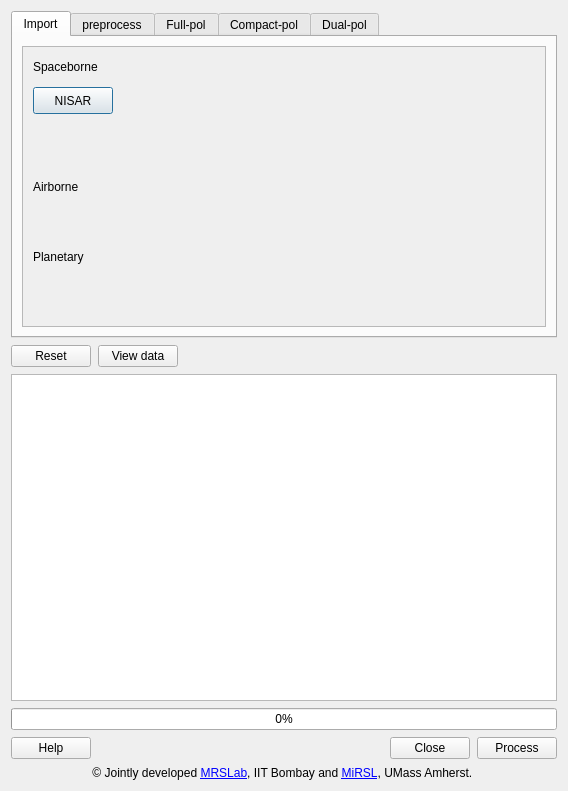
Old version of the form mainWindow.ui in the repository polsartools/PolSARtools-QGIS.
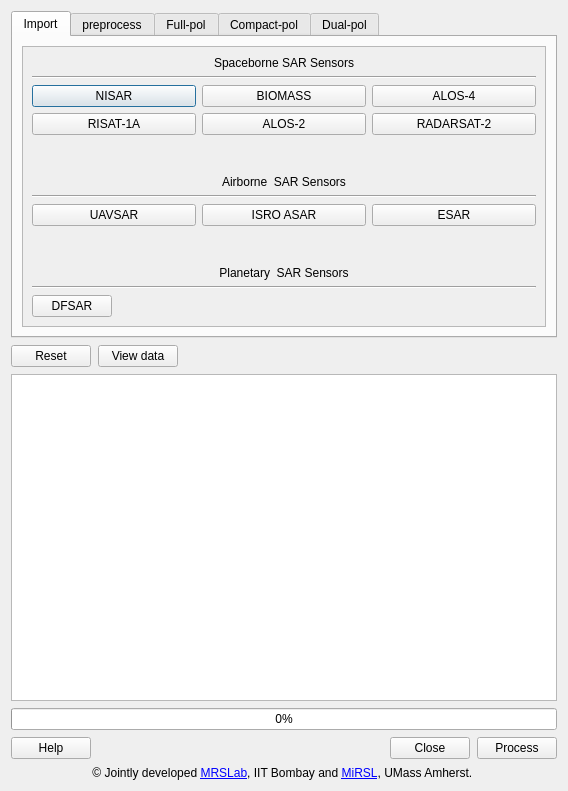
New version of the form. The open tabs and pages were chosen to show the change. Icons and pictures are not drawn.

Commit message: import NISAR update

What changed in the file:
```diff
--- a/mainWindow.ui
+++ b/mainWindow.ui
@@ -93,15 +93,33 @@
                 <height>300</height>
                </rect>
               </property>
+              <layout class="QVBoxLayout" name="verticalLayout_4">
+               <item>
+                <widget class="QLabel" name="label_15">
+                 <property name="font">
+                  <font>
+                   <family>Arial</family>
+                  </font>
+                 </property>
+                 <property name="text">
+                  <string>Spaceborne SAR Sensors</string>
+                 </property>
+                 <property name="alignment">
+                  <set>Qt::AlignCenter</set>
+                 </property>
+                </widget>
+               </item>
+               <item>
+                <widget class="Line" name="line">
+                 <property name="orientation">
+                  <enum>Qt::Horizontal</enum>
+                 </property>
+                </widget>
+               </item>
+               <item>
+                <layout class="QHBoxLayout" name="horizontalLayout_13">
+                 <item>
               <widget class="QPushButton" name="nisar_import">
-               <property name="geometry">
-                <rect>
-                 <x>10</x>
-                 <y>40</y>
-                 <width>80</width>
-                 <height>27</height>
-                </rect>
-               </property>
                <property name="sizePolicy">
                 <sizepolicy hsizetype="Minimum" vsizetype="Minimum">
                  <horstretch>0</horstretch>
@@ -117,14 +135,32 @@
                 <string>NISAR</string>
                </property>
               </widget>
-              <widget class="QLabel" name="label_15">
-               <property name="geometry">
-                <rect>
-                 <x>10</x>
-                 <y>10</y>
-                 <width>91</width>
-                 <height>19</height>
-                </rect>
+                 </item>
+                 <item>
+                  <widget class="QPushButton" name="pushButton">
+                   <property name="text">
+                    <string>BIOMASS</string>
+                   </property>
+                  </widget>
+                 </item>
+                 <item>
+                  <widget class="QPushButton" name="pushButton_2">
+                   <property name="text">
+                    <string>ALOS-4</string>
+                   </property>
+                  </widget>
+                 </item>
+                </layout>
+               </item>
+               <item>
+                <layout class="QHBoxLayout" name="horizontalLayout_20">
+                 <item>
+                  <widget class="QPushButton" name="nisar_import_6">
+                   <property name="sizePolicy">
+                    <sizepolicy hsizetype="Minimum" vsizetype="Minimum">
+                     <horstretch>0</horstretch>
+                     <verstretch>0</verstretch>
+                    </sizepolicy>
                </property>
                <property name="font">
                 <font>
@@ -132,45 +168,193 @@
                 </font>
                </property>
                <property name="text">
-                <string>Spaceborne</string>
-               </property>
-              </widget>
+                    <string>RISAT-1A</string>
+                   </property>
+                  </widget>
+                 </item>
+                 <item>
+                  <widget class="QPushButton" name="pushButton_3">
+                   <property name="text">
+                    <string>ALOS-2</string>
+                   </property>
+                  </widget>
+                 </item>
+                 <item>
+                  <widget class="QPushButton" name="pushButton_4">
+                   <property name="text">
+                    <string>RADARSAT-2</string>
+                   </property>
+                  </widget>
+                 </item>
+                </layout>
+               </item>
+               <item>
+                <spacer name="verticalSpacer">
+                 <property name="orientation">
+                  <enum>Qt::Vertical</enum>
+                 </property>
+                 <property name="sizeHint" stdset="0">
+                  <size>
+                   <width>20</width>
+                   <height>18</height>
+                  </size>
+                 </property>
+                </spacer>
+               </item>
+               <item>
               <widget class="QLabel" name="label_16">
-               <property name="geometry">
-                <rect>
-                 <x>10</x>
-                 <y>130</y>
-                 <width>91</width>
-                 <height>19</height>
-                </rect>
-               </property>
+                 <property name="font">
+                  <font>
+                   <family>Arial</family>
+                  </font>
+                 </property>
+                 <property name="text">
+                  <string>Airborne  SAR Sensors</string>
+                 </property>
+                 <property name="alignment">
+                  <set>Qt::AlignCenter</set>
+                 </property>
+                </widget>
+               </item>
+               <item>
+                <widget class="Line" name="line_2">
+                 <property name="orientation">
+                  <enum>Qt::Horizontal</enum>
+                 </property>
+                </widget>
+               </item>
+               <item>
+                <layout class="QHBoxLayout" name="horizontalLayout_12">
+                 <item>
+                  <widget class="QPushButton" name="nisar_import_3">
+                   <property name="sizePolicy">
+                    <sizepolicy hsizetype="Minimum" vsizetype="Minimum">
+                     <horstretch>0</horstretch>
+                     <verstretch>0</verstretch>
+                    </sizepolicy>
+                   </property>
                <property name="font">
                 <font>
                  <family>Arial</family>
                 </font>
                </property>
                <property name="text">
-                <string>Airborne</string>
-               </property>
-              </widget>
+                    <string>UAVSAR</string>
+                   </property>
+                  </widget>
+                 </item>
+                 <item>
+                  <widget class="QPushButton" name="nisar_import_4">
+                   <property name="sizePolicy">
+                    <sizepolicy hsizetype="Minimum" vsizetype="Minimum">
+                     <horstretch>0</horstretch>
+                     <verstretch>0</verstretch>
+                    </sizepolicy>
+                   </property>
+                   <property name="font">
+                    <font>
+                     <family>Arial</family>
+                    </font>
+                   </property>
+                   <property name="text">
+                    <string>ISRO ASAR</string>
+                   </property>
+                  </widget>
+                 </item>
+                 <item>
+                  <widget class="QPushButton" name="nisar_import_5">
+                   <property name="sizePolicy">
+                    <sizepolicy hsizetype="Minimum" vsizetype="Minimum">
+                     <horstretch>0</horstretch>
+                     <verstretch>0</verstretch>
+                    </sizepolicy>
+                   </property>
+                   <property name="font">
+                    <font>
+                     <family>Arial</family>
+                    </font>
+                   </property>
+                   <property name="text">
+                    <string>ESAR</string>
+                   </property>
+                  </widget>
+                 </item>
+                </layout>
+               </item>
+               <item>
+                <spacer name="verticalSpacer_2">
+                 <property name="orientation">
+                  <enum>Qt::Vertical</enum>
+                 </property>
+                 <property name="sizeHint" stdset="0">
+                  <size>
+                   <width>20</width>
+                   <height>17</height>
+                  </size>
+                 </property>
+                </spacer>
+               </item>
+               <item>
               <widget class="QLabel" name="label_17">
-               <property name="geometry">
-                <rect>
-                 <x>10</x>
-                 <y>200</y>
-                 <width>91</width>
-                 <height>19</height>
-                </rect>
-               </property>
+                 <property name="font">
+                  <font>
+                   <family>Arial</family>
+                  </font>
+                 </property>
+                 <property name="layoutDirection">
+                  <enum>Qt::LeftToRight</enum>
+                 </property>
+                 <property name="text">
+                  <string>Planetary  SAR Sensors</string>
+                 </property>
+                 <property name="alignment">
+                  <set>Qt::AlignCenter</set>
+                 </property>
+                </widget>
+               </item>
+               <item>
+                <widget class="Line" name="line_3">
+                 <property name="orientation">
+                  <enum>Qt::Horizontal</enum>
+                 </property>
+                </widget>
+               </item>
+               <item>
+                <layout class="QHBoxLayout" name="horizontalLayout_21">
+                 <item>
+                  <widget class="QPushButton" name="nisar_import_2">
+                   <property name="sizePolicy">
+                    <sizepolicy hsizetype="Minimum" vsizetype="Minimum">
+                     <horstretch>0</horstretch>
+                     <verstretch>0</verstretch>
+                    </sizepolicy>
+                   </property>
                <property name="font">
                 <font>
                  <family>Arial</family>
                 </font>
                </property>
                <property name="text">
-                <string>Planetary</string>
-               </property>
-              </widget>
+                    <string>DFSAR</string>
+                   </property>
+                  </widget>
+                 </item>
+                 <item>
+                  <spacer name="horizontalSpacer_2">
+                   <property name="orientation">
+                    <enum>Qt::Horizontal</enum>
+                   </property>
+                   <property name="sizeHint" stdset="0">
+                    <size>
+                     <width>198</width>
+                     <height>20</height>
+                    </size>
+                   </property>
+                  </spacer>
+                 </item>
+                </layout>
+               </item>
+              </layout>
              </widget>
             </widget>
            </item>
```
Left out of the diff: 14 changed lines with no effect on the pictures. Lines whose indentation alone changed are shown as unchanged. The commit also changes 3 other files.
